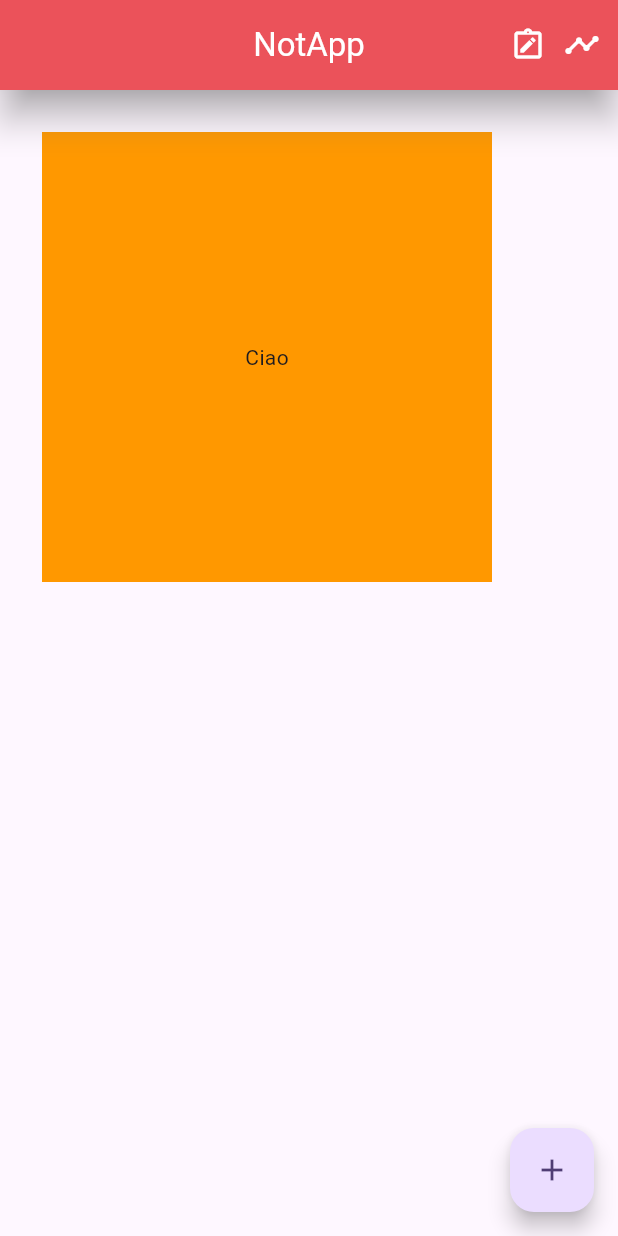
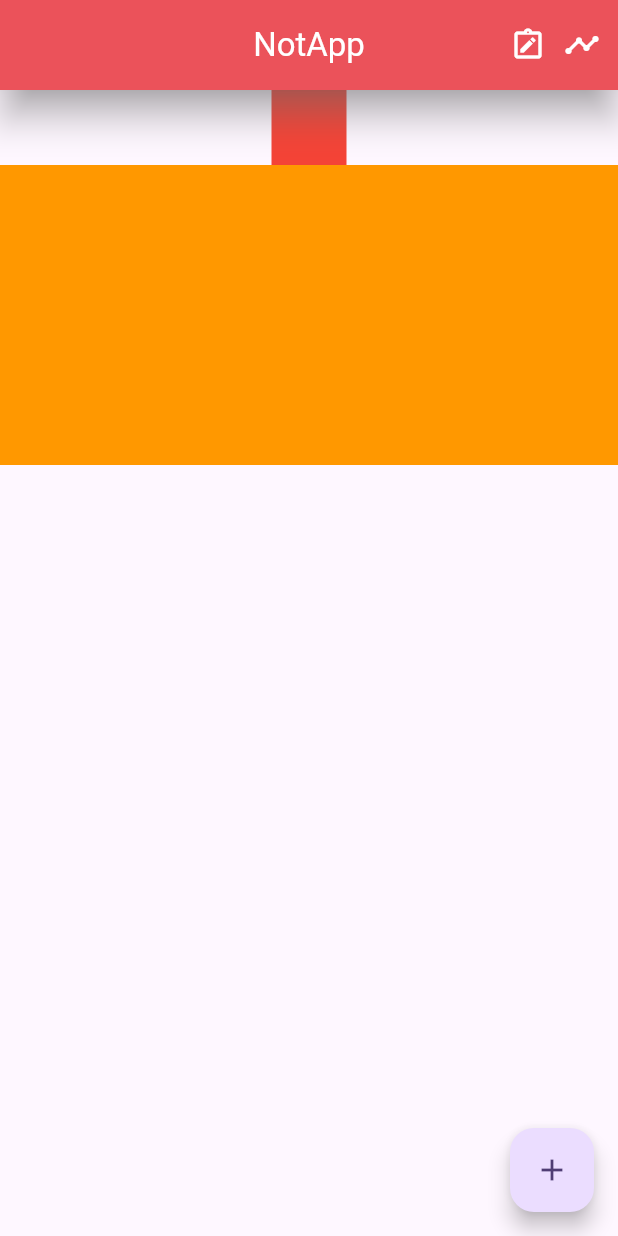
Before and after one commit to Tony-jdl/corso_flutter, a Flutter app: the screen it shows after launch, on a phone screen of 412 x 824 dp. Run offline on Flutter 3.47's test engine with Material 3 defaults, Android fonts, the phone set to English and light mode, and no system bars.

Commit message:
Sizebox, Expended e Constainedbox

```diff
--- a/lib/main.dart
+++ b/lib/main.dart
@@ -62,31 +62,33 @@ class _MyHomePageState extends State<MyHomePage> {
         // Altezza Navbar
         toolbarHeight: 60,
       ),
-      body: Padding(
-        padding: const EdgeInsets.all(8.0),
-        child: Container(
-          color: Colors.orange,
-          padding: const EdgeInsets.all(100),
-          margin: const EdgeInsets.all(20),
-          height: 300,
-          width: 300,
-          alignment: Alignment.center,
-          //transform: Matrix4.rotationZ(0.2),
-          child: const Text('Ciao'),
-          /*decoration: BoxDecoration(
+      body: Column(
+        children: [
+          // Box con limiti specifici
+          ConstrainedBox(
+            //constraints: BoxConstraints(minHeight: 50, minWidth: 50), // determina il le dimensioni minime
+            constraints: BoxConstraints(maxHeight: 50, maxWidth: 50), // determina le dimensioni massime
+            child: Container(height: 500,color: Colors.red,),
+          ),
+          // SizedBox usata per cose molto semplici
+          /*const SizedBox(
+            height: 100,
+            width: double.infinity,
+          ),*/
+          // Expanded si espando occupando tutto la spazio disponibile
+          //Expanded(child: Text('Ciao')),
+          /*Expanded(
+              child: Container(
+                color: Colors.green,
+                alignment: Alignment.bottomCenter,
+                child: const Text('ciao'),
+          )),*/
+          // Container usato per cose più complesse e versatili
+          Container(
+            height: 200,
             color: Colors.orange,
-            border: Border.all(
-                width: 10,
-                color: Colors.black
-            ),
-          ),*/
-          /*child: Container(
-            color: Colors.green,
-            width: 200,
-            height: 200,
-            child: const Text('Ciao'),
-          ),*/
-        ),
+          )
+        ],
       ),
       floatingActionButton: FloatingActionButton(
         onPressed: _incrementCounter,
```
